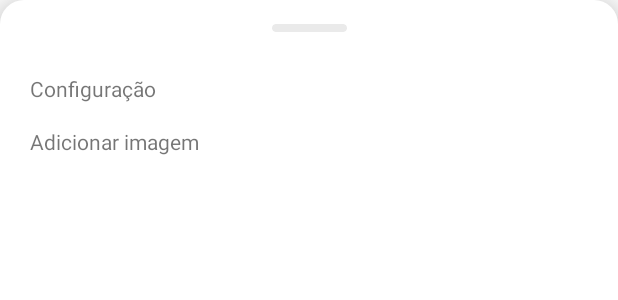
After one commit to caiojj/knowledge-app, an Android app: the layout sheets_bottom_profile.xml on its own in the app's theme, with its tools: preview values and no code run, on a phone screen of 412 x 824 dp. The commit adds this screen. Shown: the top 300 px of the screen. Run offline under Robolectric (Android 15) with nearby library versions, the phone set to English and light mode, and no system bars.

Commit message:
Construção do layout do sheet bottom

```diff
--- /dev/null
+++ b/app/src/main/res/drawable/sheets_bottom_rounded.xml
@@ -0,0 +1,10 @@
+<?xml version="1.0" encoding="utf-8"?>
+<shape
+    xmlns:android="http://schemas.android.com/apk/res/android"
+    android:shape="rectangle">
+    <corners
+        android:topLeftRadius="16dp"
+        android:topRightRadius="16dp"/>
+    <solid
+        android:color="#FFFFFF"/>
+</shape>
--- /dev/null
+++ b/app/src/main/res/layout/sheets_bottom_profile.xml
@@ -0,0 +1,47 @@
+<?xml version="1.0" encoding="utf-8"?>
+<androidx.constraintlayout.widget.ConstraintLayout
+    xmlns:android="http://schemas.android.com/apk/res/android"
+    android:layout_width="match_parent"
+    android:layout_height="match_parent"
+    android:background="@drawable/sheets_bottom_rounded"
+    style="@style/BottomSheetStyle"
+    xmlns:app="http://schemas.android.com/apk/res-auto">
+
+    <com.google.android.material.card.MaterialCardView
+        android:id="@+id/cv_sheets_bar"
+        android:layout_marginTop="16dp"
+        app:cardElevation="0dp"
+        app:layout_constraintTop_toTopOf="parent"
+        app:layout_constraintStart_toStartOf="parent"
+        app:layout_constraintEnd_toEndOf="parent"
+        app:cardCornerRadius="2.5dp"
+        android:backgroundTint="@color/write_profile"
+        android:layout_width="50dp"
+        android:layout_height="5dp"/>
+
+    <TextView
+        android:id="@+id/tv_config"
+        android:layout_marginTop="20dp"
+        android:padding="8dp"
+        android:text="@string/config"
+        android:paddingStart="20dp"
+        android:paddingEnd="20dp"
+        app:layout_constraintTop_toBottomOf="@id/cv_sheets_bar"
+        app:layout_constraintEnd_toEndOf="parent"
+        app:layout_constraintStart_toStartOf="parent"
+        android:layout_width="match_parent"
+        android:layout_height="wrap_content"/>
+
+    <TextView
+        android:id="@+id/tv_uploadImage"
+        android:padding="8dp"
+        android:text="@string/add_image"
+        app:layout_constraintTop_toBottomOf="@+id/tv_config"
+        android:paddingStart="20dp"
+        android:paddingEnd="20dp"
+        app:layout_constraintEnd_toEndOf="parent"
+        app:layout_constraintStart_toStartOf="parent"
+        android:layout_width="match_parent"
+        android:layout_height="wrap_content"/>
+
+</androidx.constraintlayout.widget.ConstraintLayout>
--- a/app/src/main/res/values/colors.xml
+++ b/app/src/main/res/values/colors.xml
@@ -6,7 +6,10 @@
     <color name="teal_200">#FF03DAC5</color>
     <color name="yellow">#FABB1E</color>
     <color name="yellow_low">#ffcc4d</color>
+    <color name="write_profile">#51BDBDBD</color>
+    <color name="write_profile_background">#B3FFFFFF</color>
     <color name="teal_700">#FF018786</color>
     <color name="black">#FF000000</color>
     <color name="white">#FFFFFFFF</color>
+    <color name="transparent">#00FFFFFF</color>
 </resources>
--- a/app/src/main/res/values/strings.xml
+++ b/app/src/main/res/values/strings.xml
@@ -15,4 +15,6 @@
     <string name="usuario_email">Usuário ou E-mail</string>
     <!-- TODO: Remove or change this placeholder text -->
     <string name="hello_blank_fragment">Hello blank fragment</string>
+    <string name="config">Configuração</string>
+    <string name="add_image">Adicionar imagem</string>
 </resources>
--- /dev/null
+++ b/app/src/main/res/values/styles.xml
@@ -0,0 +1,20 @@
+<?xml version="1.0" encoding="utf-8"?>
+<resources>
+    <style
+        name="BottomSheetStyle"
+        parent="Widget.Design.BottomSheet.Modal">
+        <item
+            name="android:background">
+            @drawable/sheets_bottom_rounded
+        </item>
+    </style>
+
+    <style
+        name="AppBottomSheetDialogTheme"
+        parent="Theme.Design.Light.BottomSheetDialog">
+        <item
+            name="bottomSheetStyle">
+            @style/BottomSheetStyle
+        </item>
+    </style>
+</resources>
--- a/app/src/main/res/values/themes.xml
+++ b/app/src/main/res/values/themes.xml
@@ -1,4 +1,5 @@
-<resources xmlns:tools="http://schemas.android.com/tools">
+<resources
+    xmlns:tools="http://schemas.android.com/tools">
     <!-- Base application theme. -->
     <style name="Theme.Knowleged" parent="Theme.MaterialComponents.Light.NoActionBar">
         <!-- Primary brand color. -->
@@ -13,4 +14,5 @@
         <item name="android:statusBarColor" tools:targetApi="l">?attr/colorPrimaryVariant</item>
         <!-- Customize your theme here. -->
     </style>
+
 </resources>
```
Also changed, not shown: app/src/main/java/br/com/knowledge/ui/ArticleFragment.kt (+7 -6 lines), app/src/main/java/br/com/knowledge/ui/ProfileFragment.kt (+28 -1 lines).
